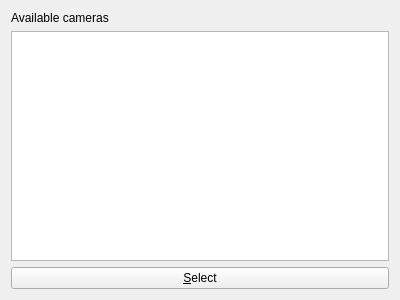
krajsz/traffic-counter-opencv, file src/ui/cameravideosourceoptionswidget.ui: the form before one commit.
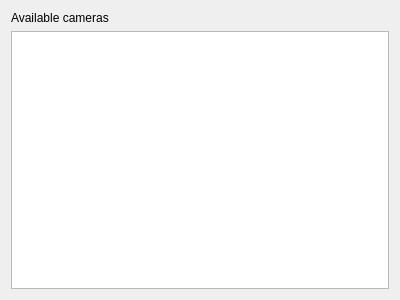
The form after the commit.

Patch:
```diff
--- a/src/ui/cameravideosourceoptionswidget.ui
+++ b/src/ui/cameravideosourceoptionswidget.ui
@@ -28,13 +28,6 @@
      </property>
     </widget>
    </item>
-   <item row="2" column="0">
-    <widget class="QPushButton" name="selectCameraButton">
-     <property name="text">
-      <string>&amp;Select</string>
-     </property>
-    </widget>
-   </item>
   </layout>
  </widget>
  <resources/>
```
